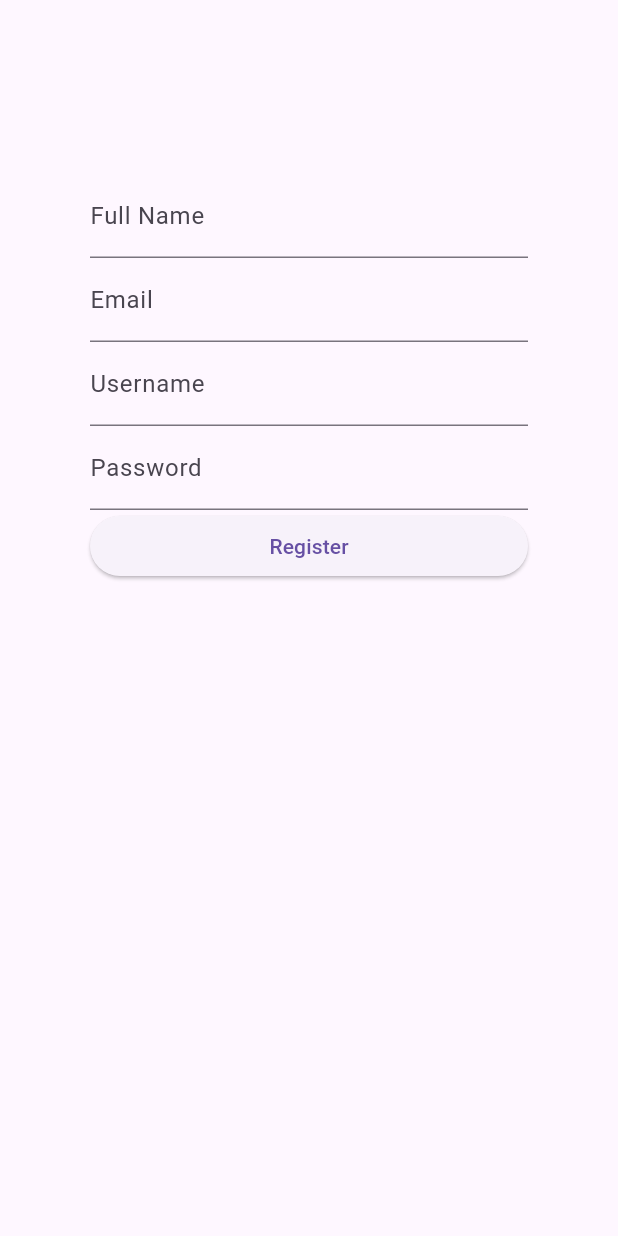
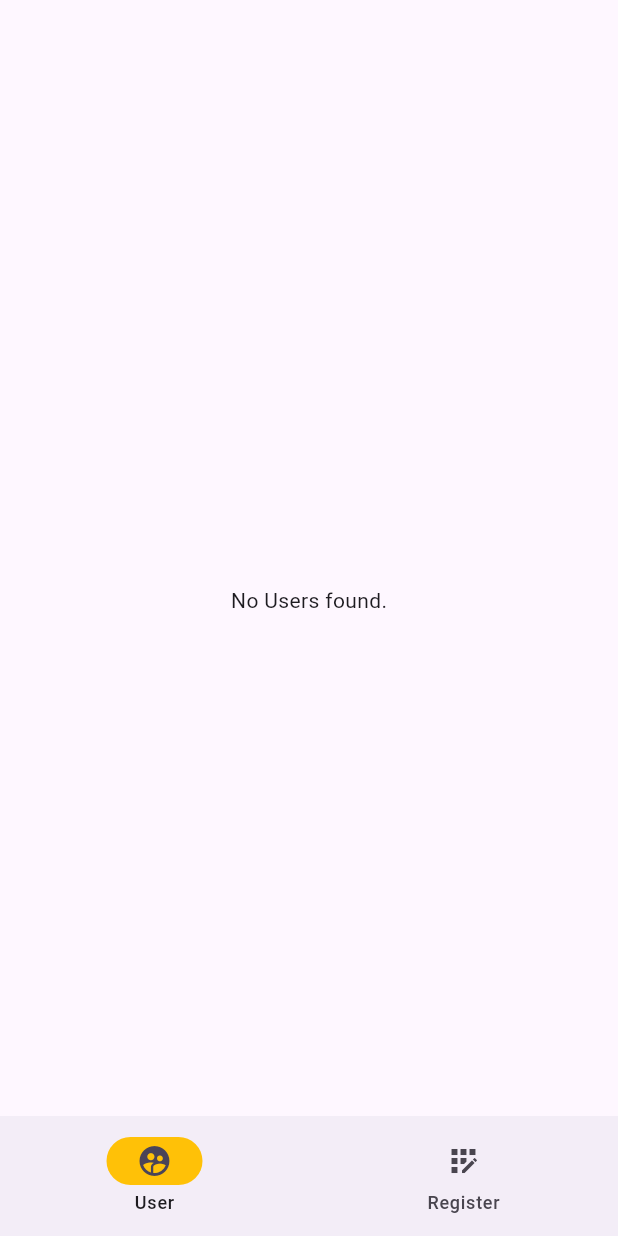
Before and after one commit to joshuaramin/flutter-rembulat, a Flutter app: the screen it shows after launch, on a phone screen of 412 x 824 dp. Run offline on Flutter 3.47's test engine with Material 3 defaults, Android fonts, the light colour scheme and no system bars; our stand-ins replace cloud_firestore, firebase_core; accounts and stored records are empty.

Commit message:
added navigation bar and firebase display

```diff
--- a/lib/main.dart
+++ b/lib/main.dart
@@ -1,78 +1,62 @@
 import 'package:cloud_firestore/cloud_firestore.dart';
+import 'package:fl_rembulat/view/Login.dart';
+import 'package:fl_rembulat/view/user.dart';
 import 'package:flutter/material.dart';
 import 'package:firebase_core/firebase_core.dart';
 
 void main() async {
   WidgetsFlutterBinding.ensureInitialized();
   await Firebase.initializeApp();
-  runApp(const mainPage());
+  runApp(const MyApp());
 }
 
-class mainPage extends StatelessWidget {
-  const mainPage({super.key});
+class MyApp extends StatelessWidget {
+  const MyApp({super.key});
 
   @override
   Widget build(BuildContext context) {
-    return MaterialApp(home: insertForm());
+    return MaterialApp(
+      theme: ThemeData(useMaterial3: true),
+      home: const NavBar(),
+    );
   }
 }
 
-class insertForm extends StatefulWidget {
-  const insertForm({super.key});
+class NavBar extends StatefulWidget {
+  const NavBar({super.key});
 
   @override
-  State<insertForm> createState() => _insertFormState();
+  State<NavBar> createState() => _NavBar();
 }
 
-class _insertFormState extends State<insertForm> {
+class _NavBar extends State<NavBar> {
+  int jrcurrentPageIndex = 0;
+
+  final List<Widget> _jrpages = const [MyWidget(), mainPage()];
   @override
-  var jrFullNameControler = TextEditingController();
-  var jrEmailController = TextEditingController();
-  var jrUsernameController = TextEditingController();
-  var jrPasswordController = TextEditingController();
-
   Widget build(BuildContext context) {
     return Scaffold(
       appBar: AppBar(),
-      body: Center(
-        child: Container(
-          padding: EdgeInsets.all(60),
-          child: Form(
-            child: ListView(
-              children: [
-                TextFormField(
-                  controller: jrFullNameControler,
-                  decoration: InputDecoration(labelText: "Full Name"),
-                ),
-                TextFormField(
-                  controller: jrEmailController,
-                  decoration: InputDecoration(labelText: "Email"),
-                ),
-                TextFormField(
-                  controller: jrUsernameController,
-                  decoration: InputDecoration(labelText: "Username"),
-                ),
-                TextFormField(
-                  controller: jrPasswordController,
-                  obscureText: true,
-                  decoration: InputDecoration(labelText: "Password"),
-                ),
-                ElevatedButton(
-                  onPressed: () {
-                    FirebaseFirestore.instance.collection("tbl_Users").add({
-                      'email': jrEmailController.text,
-                      'fullname': jrFullNameControler.text,
-                      'username': jrUsernameController.text,
-                      'password': jrPasswordController.text,
-                    });
-                  },
-                  child: Text("Register"),
-                ),
-              ],
-            ),
+      bottomNavigationBar: NavigationBar(
+        onDestinationSelected: (int index) {
+          setState(() {
+            jrcurrentPageIndex = index;
+          });
+        },
+        selectedIndex: jrcurrentPageIndex,
+        indicatorColor: Colors.amber,
+        destinations: [
+          NavigationDestination(
+            icon: Icon(Icons.supervised_user_circle),
+            label: "User",
           ),
-        ),
+          NavigationDestination(
+            icon: Icon(Icons.app_registration),
+            label: "Register",
+          ),
+        ],
       ),
+      body: _jrpages[jrcurrentPageIndex],
     );
   }
 }
--- /dev/null
+++ b/lib/view/user.dart
@@ -0,0 +1,42 @@
+import 'package:cloud_firestore/cloud_firestore.dart';
+import 'package:flutter/material.dart';
+import 'package:flutter/widgets.dart';
+
+class MyWidget extends StatelessWidget {
+  const MyWidget({super.key});
+
+  @override
+  Widget build(BuildContext context) {
+    final users = FirebaseFirestore.instance.collection("tbl_Users");
+
+    return FutureBuilder<QuerySnapshot>(
+      future: users.get(),
+      builder: (context, snapshot) {
+        if (snapshot.connectionState == ConnectionState.waiting) {
+          return Center(child: CircularProgressIndicator());
+        }
+        if (snapshot.hasError) {
+          return Center(child: Text('Something went wrong'));
+        }
+        if (!snapshot.hasData || snapshot.data!.docs.isEmpty) {
+          return Center(child: Text('No Users found.'));
+        }
+
+        final jruser = snapshot.data!.docs;
+
+        return ListView.builder(
+          itemCount: jruser.length,
+          itemBuilder: (context, index) {
+            final jrusername = jruser[index];
+            final jrdata = jrusername.data() as Map<String, dynamic>;
+
+            return ListTile(
+              title: Text(jrdata['username']),
+              subtitle: Text(jrdata['email']),
+            );
+          },
+        );
+      },
+    );
+  }
+}
```
Also changed, not shown: lib/view/Login.dart (added, +80 -0 lines).
